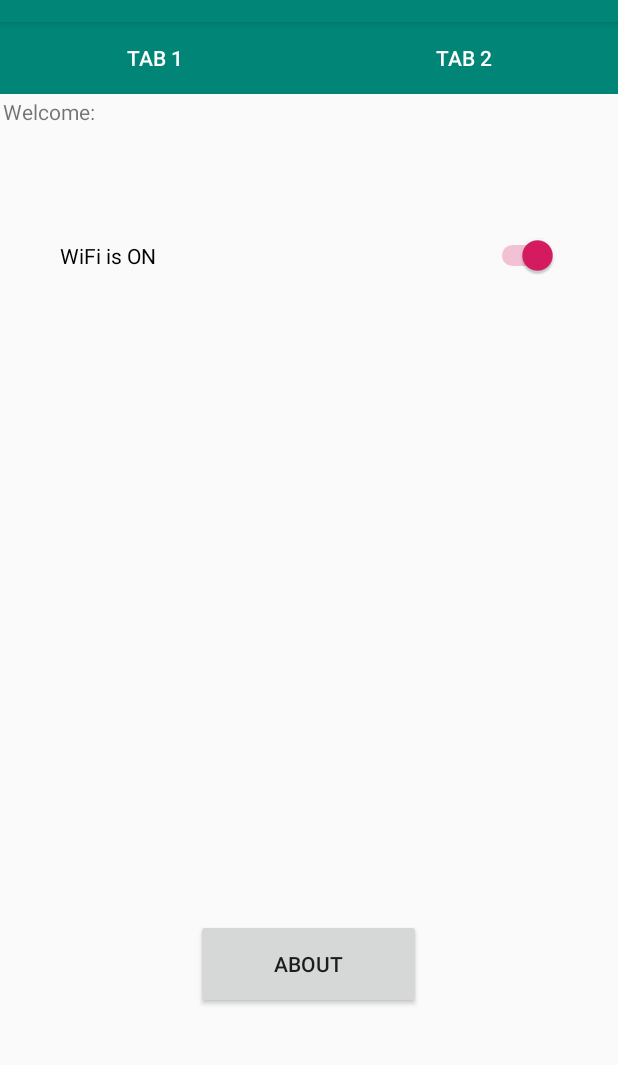
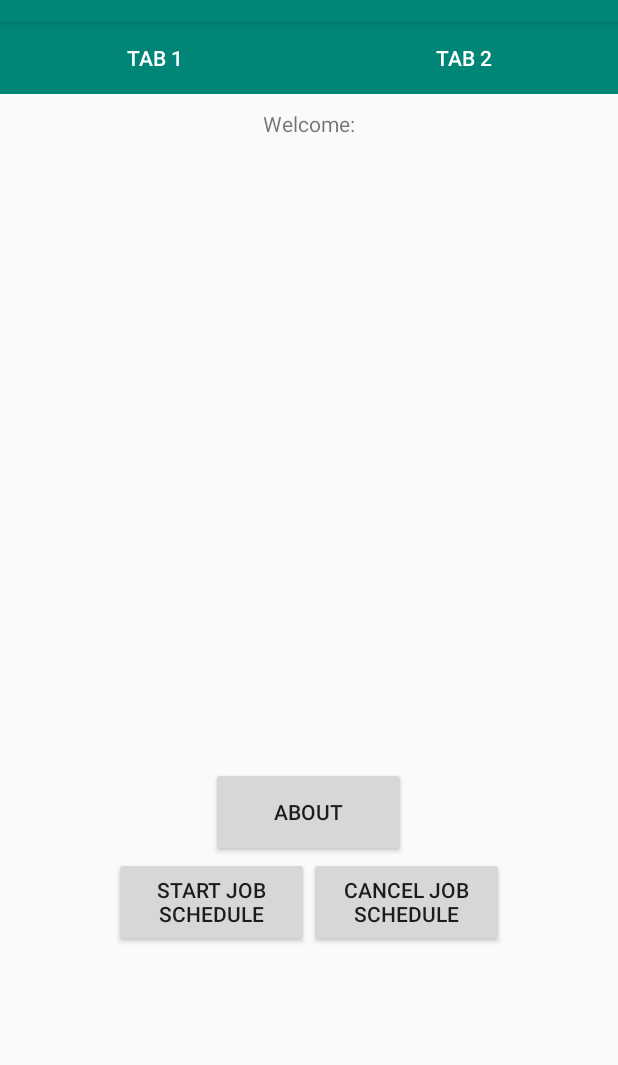
Before and after one commit to rezagrsn/Pertemuan03, an Android app: the activity_pertemuan03__constraint_layout screen opened directly, with no data from a screen before it, on a phone screen of 412 x 824 dp, the part 62-1127 px from its top. Run offline under Robolectric (Android 15) with nearby library versions, the phone set to English and light mode, and no system bars.

Commit message:
update tugas

```diff
--- a/app/src/main/java/com/example/pertemuan03/MainActivity.java
+++ b/app/src/main/java/com/example/pertemuan03/MainActivity.java
@@ -29,26 +29,24 @@ public class MainActivity extends AppCompatActivity {
             public void onClick(View v) {
                 if (Email.getText().toString().trim().matches(email_pattern)){
                     if (Pass.getText().toString().isEmpty()){
-                        Toast.makeText(getApplicationContext(),"Password kosong",Toast.LENGTH_SHORT).show();
+                        Toast.makeText(getApplicationContext(),"Password is empty !",Toast.LENGTH_SHORT).show();
                     }
                     else{
-                        EditText a = findViewById(R.id.Email);
-                        String str = a.getText().toString();
-
-                        Intent i = new Intent(MainActivity.this, activity_pertemuan03__constraint_layout.class);
-                        i.putExtra("Username", str);
-                        startActivity(i);
+                        openActivityConstraintLayout();
                     }
                 }
                 else {
-                    Toast.makeText(getApplicationContext(),"Masukkan email and password!",Toast.LENGTH_SHORT).show();
+                    Toast.makeText(getApplicationContext(),"Incorrect email and password !",Toast.LENGTH_SHORT).show();
                 }
             }
         });
     }
 
-    private void openActivityConstraintLayout() {
+    public void openActivityConstraintLayout() {
+        Bundle bundle = new Bundle();
+        bundle.putString("infoUsername", Email.getText().toString());
         Intent intent = new Intent(this, activity_pertemuan03__constraint_layout.class);
+        intent.putExtras(bundle);
         startActivity(intent);
     }
 }
--- a/app/src/main/java/com/example/pertemuan03/activity_pertemuan03__constraint_layout.java
+++ b/app/src/main/java/com/example/pertemuan03/activity_pertemuan03__constraint_layout.java
@@ -1,12 +1,16 @@
 package com.example.pertemuan03;
 
 import androidx.appcompat.app.AppCompatActivity;
+import androidx.core.app.NotificationCompat;
 import androidx.fragment.app.Fragment;
 import androidx.fragment.app.FragmentManager;
 import androidx.fragment.app.FragmentTransaction;
 
+import android.app.NotificationManager;
+import android.content.BroadcastReceiver;
 import android.content.Context;
 import android.content.Intent;
+import android.content.IntentFilter;
 import android.net.wifi.WifiManager;
 import android.os.Bundle;
 import android.view.View;
@@ -17,42 +21,16 @@ import android.widget.TextView;
 
 public class activity_pertemuan03__constraint_layout extends AppCompatActivity {
     private Button btnAbout;
-    private Switch wifiSwitch;
-    private WifiManager wifiManager;
+    private TextView txtUsername;
+    private WifiManager WifiManager;
+    private static final String TAG = "MainActivity";
 
     @Override
     protected void onCreate(Bundle savedInstanceState) {
         super.onCreate(savedInstanceState);
         setContentView(R.layout.activity_pertemuan03__constraint_layout);
-        String username = getIntent().getStringExtra("Username");
 
-        TextView tv = findViewById(R.id.txtWelcome);
-        tv.setText(username);
-
-        wifiSwitch = findViewById(R.id.txtState);
-        wifiManager = (WifiManager) getApplicationContext().getSystemService(Context.WIFI_SERVICE);
-
-        wifiSwitch.setOnCheckedChangeListener(new CompoundButton.OnCheckedChangeListener() {
-            @Override
-            public void onCheckedChanged(CompoundButton buttonView, boolean isChecked) {
-                if (isChecked) {
-                    wifiManager.setWifiEnabled(true);
-                    wifiSwitch.setText("WiFi is ON");
-                } else {
-                    wifiManager.setWifiEnabled(false);
-                    wifiSwitch.setText("WiFi is OFF");
-                }
-            }
-        });
-
-        if (wifiManager.isWifiEnabled()) {
-            wifiSwitch.setChecked(true);
-            wifiSwitch.setText("WiFi is ON");
-        } else {
-            wifiSwitch.setChecked(false);
-            wifiSwitch.setText("WiFi is OFF");
-        }
-
+        txtUsername = findViewById((R.id.txtUsername));
         btnAbout = findViewById(R.id.btnAbout);
         btnAbout.setOnClickListener(new View.OnClickListener() {
             @Override
@@ -60,6 +38,57 @@ public class activity_pertemuan03__constraint_layout extends AppCompatActivity {
                 openActivityRelativeLayout();
             }
         });
+
+        WifiManager = (WifiManager) getApplicationContext().getSystemService(Context.WIFI_SERVICE);
+
+        if(getIntent().getExtras()!=null){
+            Bundle bundle = getIntent().getExtras();
+            txtUsername.setText(bundle.getString("infoUsername"));
+        }else{
+            txtUsername.setText(getIntent().getStringExtra("infoUsername"));
+        }
+
+    }
+
+    @Override
+    protected void onStart() {
+        super.onStart();
+        IntentFilter intentFilter = new IntentFilter(android.net.wifi.WifiManager.WIFI_STATE_CHANGED_ACTION);
+        registerReceiver(wifiStateReceiver, intentFilter);
+    }
+
+    @Override
+    protected void onStop() {
+        super.onStop();
+        unregisterReceiver(wifiStateReceiver);
+    }
+
+    private BroadcastReceiver wifiStateReceiver = new BroadcastReceiver() {
+        @Override
+        public void onReceive(Context context, Intent intent) {
+            int wifiStateExtra = intent.getIntExtra(android.net.wifi.WifiManager.EXTRA_WIFI_STATE, android.net.wifi.WifiManager.WIFI_STATE_UNKNOWN);
+
+            switch (wifiStateExtra){
+                case android.net.wifi.WifiManager.WIFI_STATE_ENABLED:
+                    setNotification(context, "Connected");
+                    break;
+                case android.net.wifi.WifiManager.WIFI_STATE_DISABLED:
+                    setNotification(context, "Disconnected");
+                    break;
+            }
+        }
+    };
+
+    public void setNotification(Context context, String txt){
+        NotificationCompat.Builder builder = new NotificationCompat.Builder(context);
+        builder.setSmallIcon(R.drawable.ic_priority_high_black_24dp);
+        builder.setContentTitle("Notification!");
+        builder.setContentText(txt);
+        builder.setAutoCancel(true);
+
+        NotificationManager notificationManager = (NotificationManager) context.getSystemService(Context.NOTIFICATION_SERVICE);
+        assert notificationManager != null;
+        notificationManager.notify(0, builder.build());
     }
 
     public void openActivityRelativeLayout(){
--- /dev/null
+++ b/app/src/main/res/drawable/ic_priority_high_black_24dp.xml
@@ -0,0 +1,13 @@
+<?xml version="1.0" encoding="utf-8"?>
+<selector xmlns:android="http://schemas.android.com/apk/res/android">
+    android:width="24dp"
+    android:height="24dp"
+    android:viewportWidth="24.0"
+    android:viewportHeight="24.0">
+    <path
+        android:fillColor="#FF000000"
+        android:pathData="M12,19m-2,0a2,2 0,1 1,4 0a2,2 0,1 1,-4 0"/>
+    <path
+        android:fillColor="#FF000000"
+        android:pathData="M10,3h4v12h-4z"/>
+</selector>
--- a/app/src/main/res/layout/activity_pertemuan03__constraint_layout.xml
+++ b/app/src/main/res/layout/activity_pertemuan03__constraint_layout.xml
@@ -35,38 +35,68 @@
 
     </LinearLayout>
 
+
+    <TextView
+        android:id="@+id/textView4"
+        android:layout_width="wrap_content"
+        android:layout_height="wrap_content"
+        android:layout_gravity="center"
+        android:layout_marginTop="10dp"
+        android:text="Welcome:" />
+
+    <TextView
+        android:id="@+id/txtUsername"
+        android:layout_width="wrap_content"
+        android:layout_height="wrap_content"
+        android:layout_gravity="center"
+        android:text="User" />
+
     <FrameLayout
         android:id="@+id/mainFrag"
         android:layout_width="match_parent"
-        android:layout_height="550dp"
+        android:layout_height="400dp"
         android:layout_gravity="top" >
-
-        <TextView
-            android:layout_width="match_parent"
-            android:layout_height="match_parent"
-            android:layout_margin="2dp"
-            android:text="Welcome: " />
-
-        <TextView
-            android:id="@+id/txtWelcome"
-            android:layout_width="match_parent"
-            android:layout_height="match_parent"
-            android:layout_margin="15dp"
-            android:text="" />
-
-        <Switch
-            android:id="@+id/txtState"
-            android:layout_width="match_parent"
-            android:layout_height="135dp"
-            android:layout_margin="40dp"
-            android:text="WiFi is OFF" />
     </FrameLayout>
 
-    <Button
-        android:id="@+id/btnAbout"
-        android:layout_width="150dp"
-        android:layout_height="60dp"
-        android:layout_gravity="center"
-        android:text="About" />
+    <LinearLayout
+        android:layout_width="wrap_content"
+        android:layout_height="wrap_content"
+        android:orientation="horizontal"
+        android:layout_gravity="center">
+
+        <Button
+            android:id="@+id/btnAbout"
+            android:layout_width="130dp"
+            android:layout_height="60dp"
+            android:layout_gravity="center"
+            android:text="About" />
+
+    </LinearLayout>
+
+    <LinearLayout
+        android:layout_width="wrap_content"
+        android:layout_height="wrap_content"
+        android:orientation="horizontal"
+        android:layout_gravity="center">
+
+        <Button
+            android:id="@+id/button"
+            android:layout_width="130dp"
+            android:layout_height="60dp"
+            android:layout_weight="1"
+            android:layout_gravity="center"
+            android:onClick="scheduleJob"
+            android:text="Start Job Schedule"
+            />
+
+        <Button
+            android:id="@+id/button2"
+            android:layout_width="130dp"
+            android:layout_height="60dp"
+            android:layout_weight="1"
+            android:layout_gravity="center"
+            android:onClick="cancelJob"
+            android:text="Cancel Job Schedule" />
+    </LinearLayout>
 
 </LinearLayout>
```
